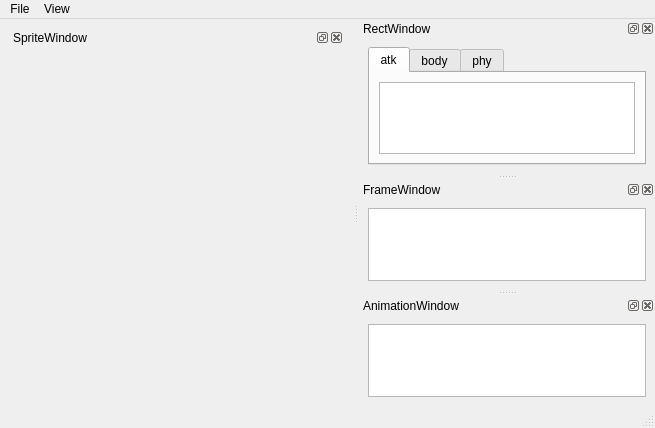
Before: the Qt Designer form src/mainwindow.ui in qwertylevel3/ActorCreator, drawn with Qt 5.
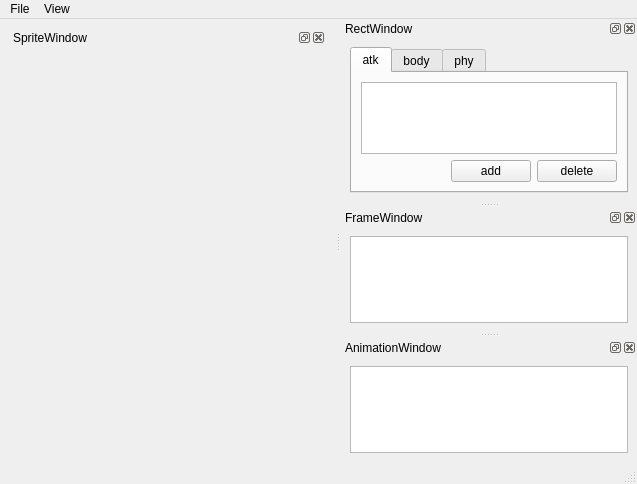
After: the same form once the commit is applied. Icons and pictures are not drawn.

```diff
--- a/src/mainwindow.ui
+++ b/src/mainwindow.ui
@@ -6,8 +6,8 @@
    <rect>
     <x>0</x>
     <y>0</y>
-    <width>655</width>
-    <height>428</height>
+    <width>637</width>
+    <height>484</height>
    </rect>
   </property>
   <property name="windowTitle">
@@ -38,7 +38,7 @@
     <rect>
      <x>0</x>
      <y>0</y>
-     <width>655</width>
+     <width>637</width>
      <height>23</height>
     </rect>
    </property>
@@ -85,10 +85,41 @@
         <attribute name="title">
          <string>atk</string>
         </attribute>
-        <layout class="QHBoxLayout" name="horizontalLayout">
+        <layout class="QVBoxLayout" name="verticalLayout_4">
          <item>
           <widget class="QTreeView" name="atkRectView"/>
          </item>
+         <item>
+          <layout class="QHBoxLayout" name="horizontalLayout">
+           <item>
+            <spacer name="horizontalSpacer">
+             <property name="orientation">
+              <enum>Qt::Horizontal</enum>
+             </property>
+             <property name="sizeHint" stdset="0">
+              <size>
+               <width>40</width>
+               <height>20</height>
+              </size>
+             </property>
+            </spacer>
+           </item>
+           <item>
+            <widget class="QPushButton" name="atkAddButton">
+             <property name="text">
+              <string>add</string>
+             </property>
+            </widget>
+           </item>
+           <item>
+            <widget class="QPushButton" name="atkDeleteButton">
+             <property name="text">
+              <string>delete</string>
+             </property>
+            </widget>
+           </item>
+          </layout>
+         </item>
         </layout>
        </widget>
        <widget class="QWidget" name="bodyRectTab">
```
Left out of the diff: 90 changed lines with no effect on the pictures.
